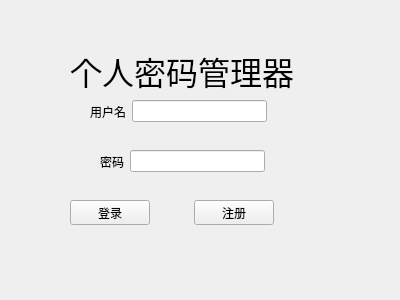
Before: the Qt Designer form loginwindow.ui in Zyc-paper-tigers/PasswordManager, drawn with Qt 5.
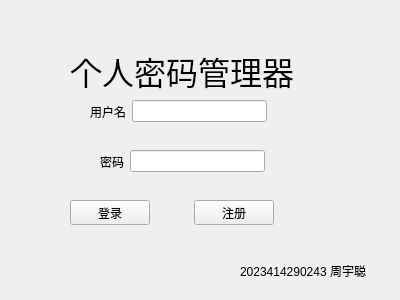
After: the same form once the commit is applied.

Commit message: 登录界面优化

```diff
--- a/loginwindow.ui
+++ b/loginwindow.ui
@@ -44,7 +44,7 @@
     <string/>
    </property>
   </widget>
-  <widget class="QWidget" name="">
+  <widget class="QWidget" name="layoutWidget">
    <property name="geometry">
     <rect>
      <x>90</x>
@@ -66,7 +66,7 @@
     </item>
    </layout>
   </widget>
-  <widget class="QWidget" name="">
+  <widget class="QWidget" name="layoutWidget">
    <property name="geometry">
     <rect>
      <x>100</x>
@@ -92,7 +92,7 @@
     </item>
    </layout>
   </widget>
-  <widget class="QWidget" name="">
+  <widget class="QWidget" name="layoutWidget">
    <property name="geometry">
     <rect>
      <x>70</x>
@@ -131,6 +131,19 @@
     </item>
    </layout>
   </widget>
+  <widget class="QLabel" name="label_4">
+   <property name="geometry">
+    <rect>
+     <x>240</x>
+     <y>250</y>
+     <width>131</width>
+     <height>41</height>
+    </rect>
+   </property>
+   <property name="text">
+    <string>2023414290243 周宇聪</string>
+   </property>
+  </widget>
  </widget>
  <resources/>
  <connections/>
```
